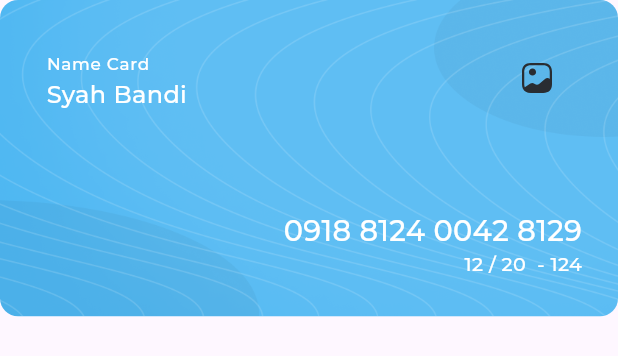
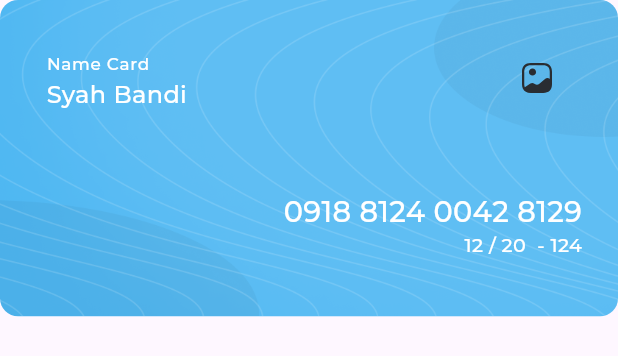
Before and after one commit to Ahmedatef5O5/responsive_dash_board, a Flutter app: the MyCard widget shown alone on an empty page, opened directly, on a phone screen of 412 x 824 dp. Shown: the top 356 px of the screen. Run offline on Flutter 3.47's test engine with Material 3 defaults, Android fonts, the phone set to English and light mode, and no system bars; our stand-ins replace expandable_page_view, fl_chart, flutter_svg; project files that could hold a hidden picture were left out.

Commit message:
responsive desktop layout done ( using flexbile for sized box )

```diff
--- a/lib/widgets/my_card.dart
+++ b/lib/widgets/my_card.dart
@@ -63,10 +63,10 @@ class MyCard extends StatelessWidget {
                       context,
                     ).copyWith(color: Colors.white),
                   ),
-                  const SizedBox(height: 26),
                 ],
               ),
             ),
+            const Flexible(child: SizedBox(height: 26)),
           ],
         ),
       ),
```
